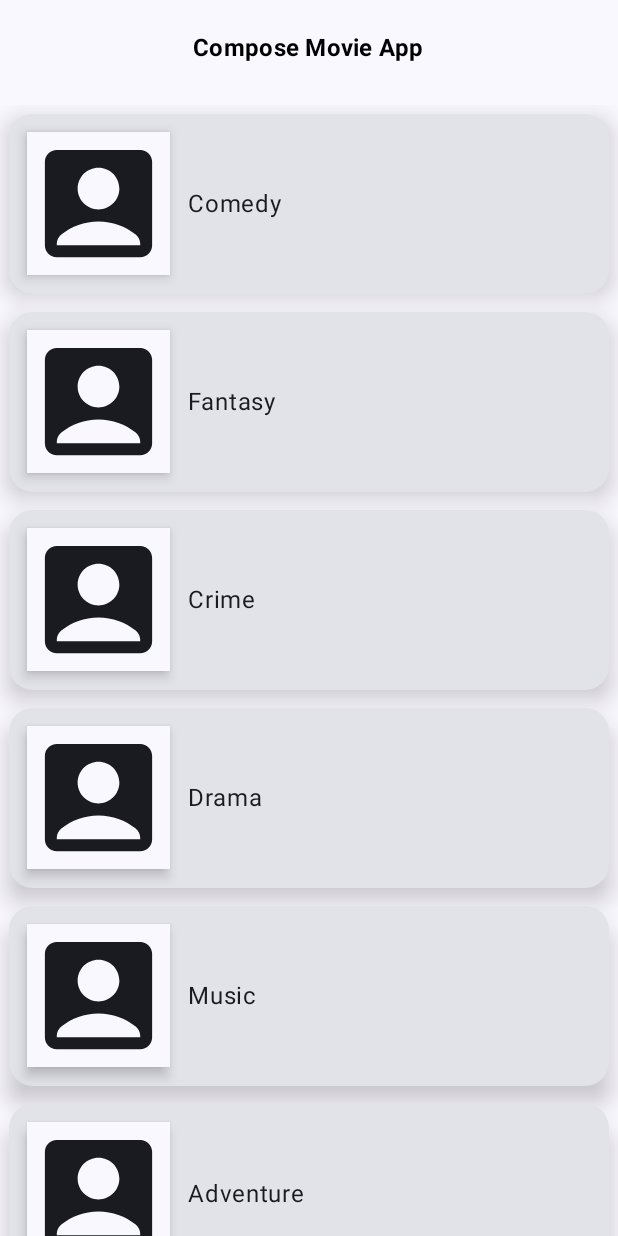
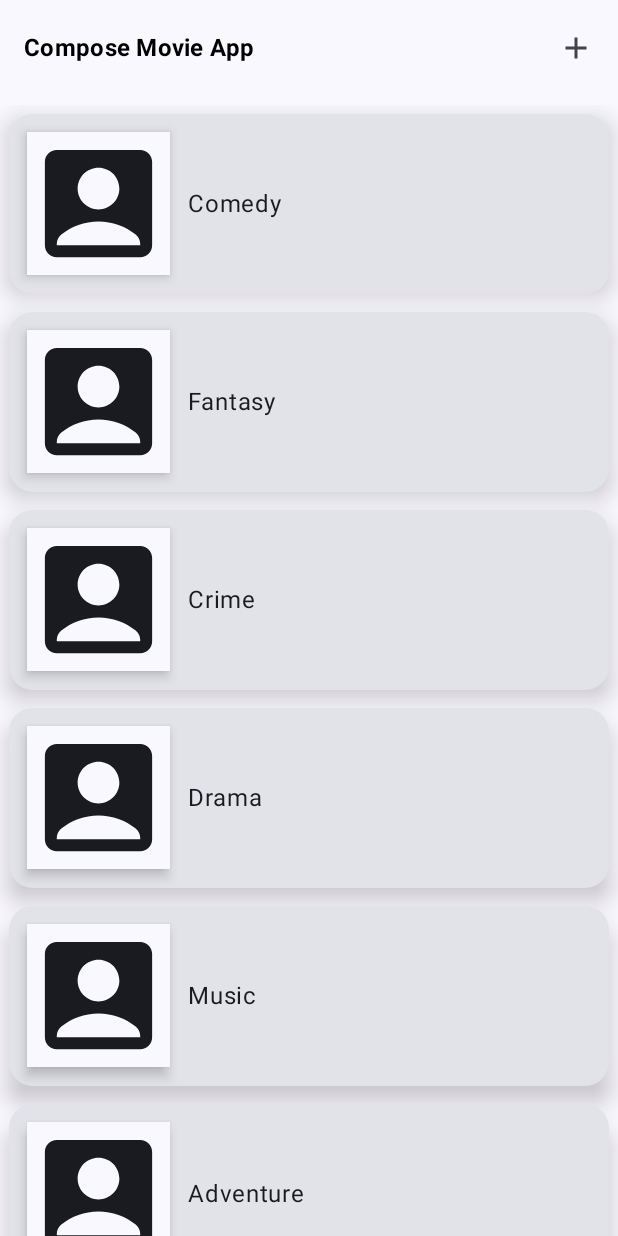
Before and after one commit to GetRighhttt/MovieAppCompose, an Android app built with Jetpack Compose: the screen it shows after launch (MainActivity), on a phone screen of 412 x 824 dp. Run offline under Robolectric (Android 15) with nearby library versions, the phone set to English and light mode, and no system bars.

Commit message:
added another icon.

```diff
--- a/app/src/main/java/com/example/composemovieapp/screens/home/HomeScreen.kt
+++ b/app/src/main/java/com/example/composemovieapp/screens/home/HomeScreen.kt
@@ -16,15 +16,17 @@ import androidx.compose.foundation.shape.CornerSize
 import androidx.compose.foundation.shape.RoundedCornerShape
 import androidx.compose.material.icons.Icons
 import androidx.compose.material.icons.filled.AccountBox
+import androidx.compose.material.icons.filled.Add
 import androidx.compose.material3.Card
 import androidx.compose.material3.CardDefaults
-import androidx.compose.material3.CenterAlignedTopAppBar
 import androidx.compose.material3.ExperimentalMaterial3Api
 import androidx.compose.material3.Icon
+import androidx.compose.material3.IconButton
 import androidx.compose.material3.MaterialTheme
 import androidx.compose.material3.Scaffold
 import androidx.compose.material3.Surface
 import androidx.compose.material3.Text
+import androidx.compose.material3.TopAppBar
 import androidx.compose.material3.TopAppBarDefaults
 import androidx.compose.runtime.Composable
 import androidx.compose.ui.Alignment
@@ -47,7 +49,7 @@ fun HomeScreen(navController: NavController) {
      */
     Scaffold(
         topBar = {
-            CenterAlignedTopAppBar(
+            TopAppBar(
                 colors = TopAppBarDefaults.topAppBarColors(
                     containerColor = MaterialTheme.colorScheme.background,
                     titleContentColor = Color.Black
@@ -60,6 +62,11 @@ fun HomeScreen(navController: NavController) {
                         maxLines = 1,
                         overflow = TextOverflow.Ellipsis
                     )
+                },
+                actions = {
+                    IconButton(onClick = { Log.d("ADD", "Pressed Add button.") }) {
+                        Icon(imageVector = Icons.Default.Add, contentDescription = "Add")
+                    }
                 }
             )
         },
```
